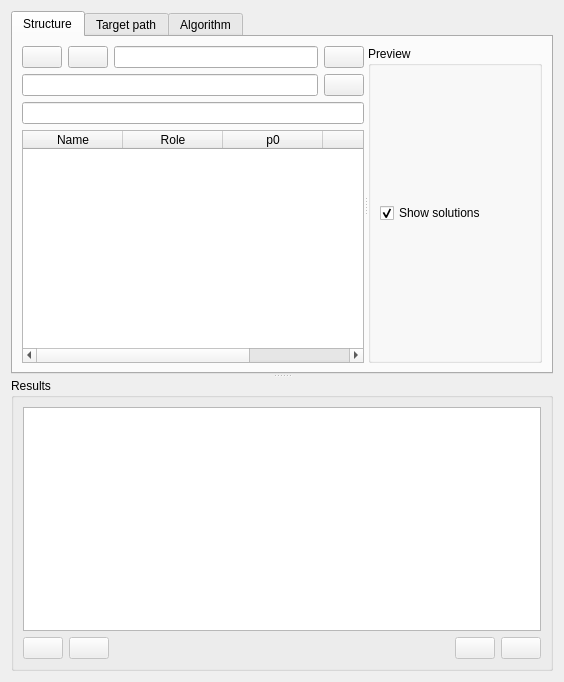
Old version of the form core/synthesis/dimensional_synthesis/dimension_widget.ui in the repository KmolYuan/Pyslvs-UI.
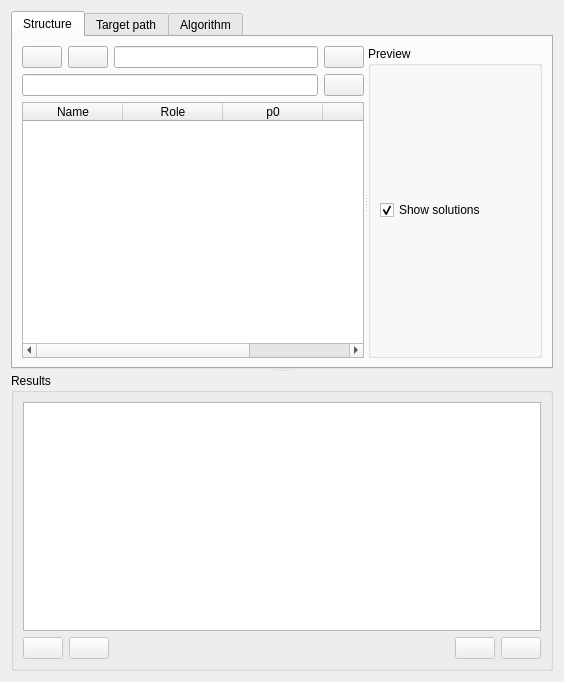
New version of the form. Icons and pictures are not drawn.

```diff
--- a/core/synthesis/dimensional_synthesis/dimension_widget.ui
+++ b/core/synthesis/dimensional_synthesis/dimension_widget.ui
@@ -106,17 +106,6 @@
               </item>
              </layout>
             </item>
-            <item>
-             <layout class="QHBoxLayout" name="horizontalLayout_18">
-              <item>
-               <widget class="QLineEdit" name="Link_expr">
-                <property name="readOnly">
-                 <bool>true</bool>
-                </property>
-               </widget>
-              </item>
-             </layout>
-            </item>
             <item>
              <widget class="QTableWidget" name="parameter_list">
               <property name="statusTip">
```
Left out of the diff: 2 changed lines with no effect on the pictures.
